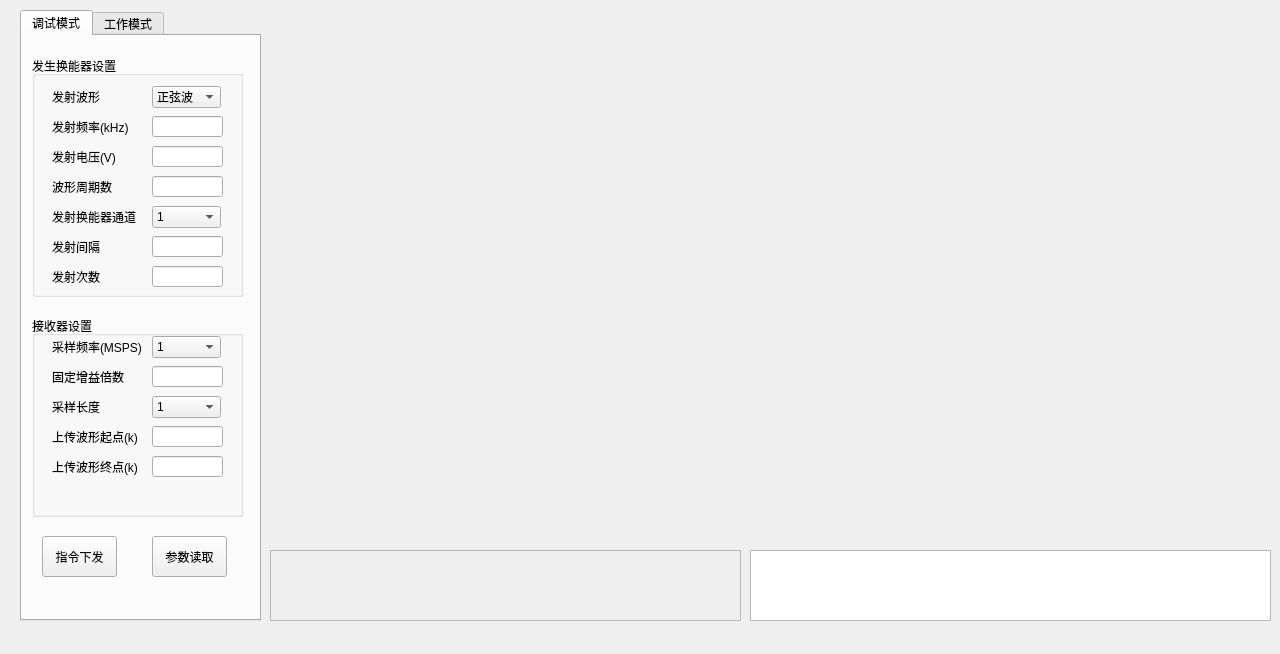
First picture: the form in mainwindow.ui, repository lnwin/SDSJJ_waveControl, before the edit.
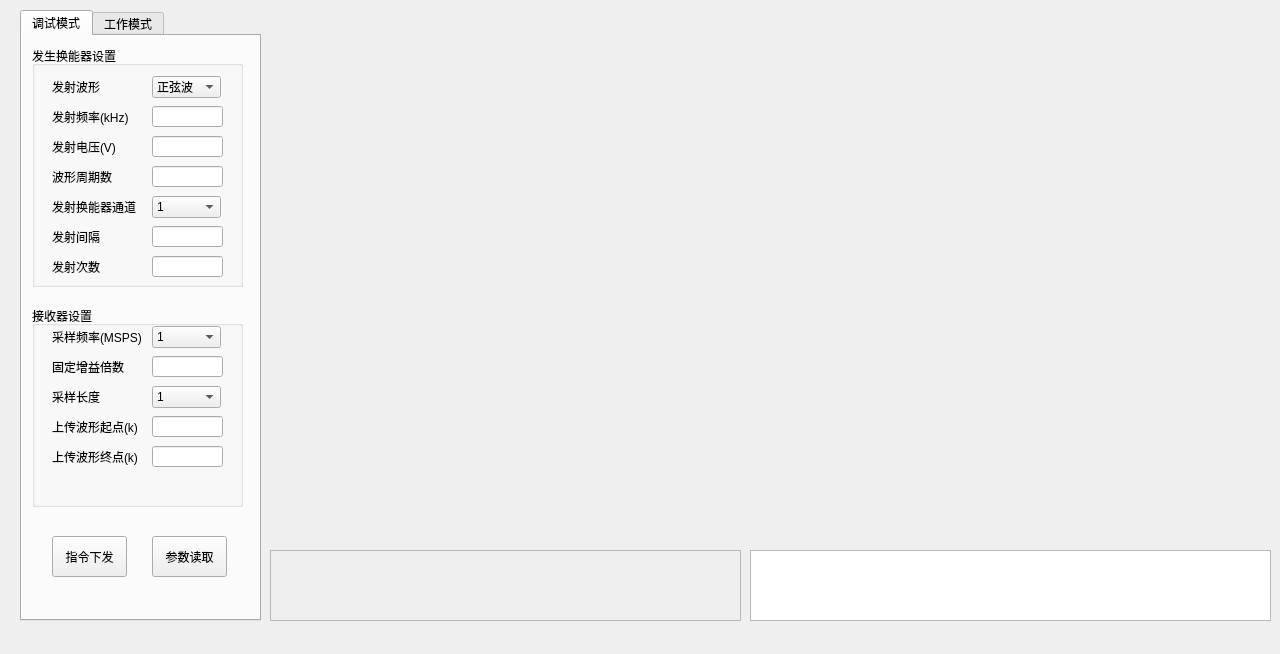
Second picture: the form after the edit. The open tabs and pages were chosen to show the change. Custom widgets are drawn as their Qt base class.

```diff
--- a/mainwindow.ui
+++ b/mainwindow.ui
@@ -44,7 +44,7 @@
       <property name="geometry">
        <rect>
         <x>10</x>
-        <y>280</y>
+        <y>270</y>
         <width>211</width>
         <height>201</height>
        </rect>
@@ -222,7 +222,7 @@
       <property name="geometry">
        <rect>
         <x>10</x>
-        <y>20</y>
+        <y>10</y>
         <width>211</width>
         <height>241</height>
        </rect>
@@ -430,7 +430,7 @@
      <widget class="QPushButton" name="pushButton_3">
       <property name="geometry">
        <rect>
-        <x>20</x>
+        <x>30</x>
         <y>500</y>
         <width>75</width>
         <height>41</height>
```
Left out of the diff: 30 changed lines with no effect on the pictures.
